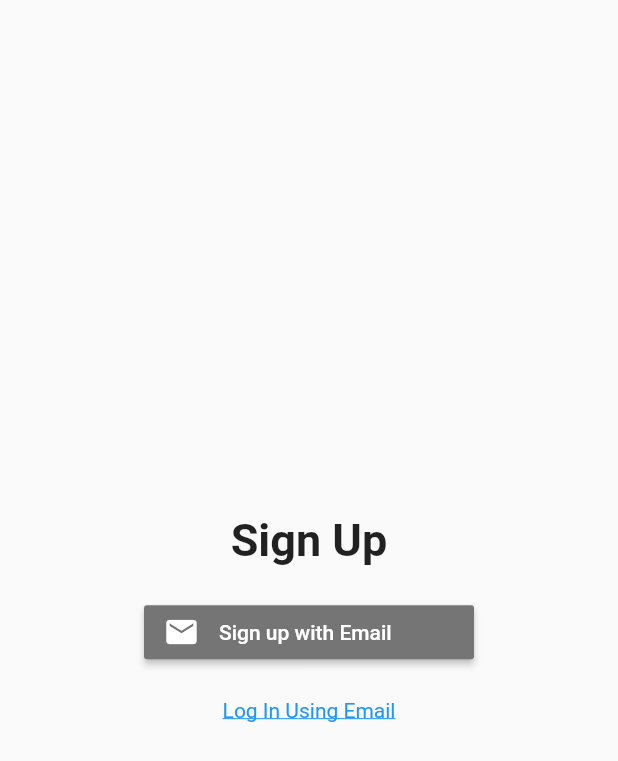
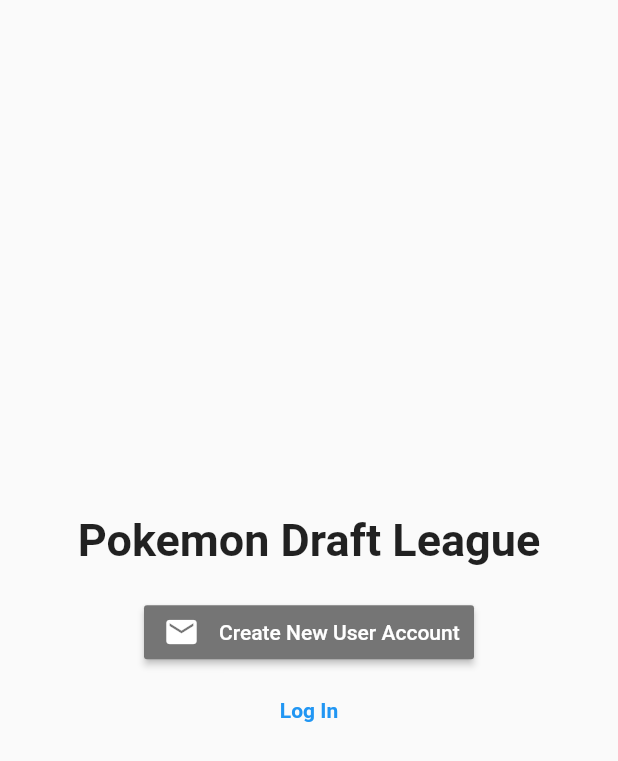
Before and after one commit to IrvinDelgado/pokemon-league, a Flutter app: the screen it shows after launch, on a phone screen of 412 x 824 dp. Shown: the top 761 px of the screen. Run offline on Flutter 3.47's test engine with Material 2 defaults, Android fonts, the phone set to English and light mode, and no system bars; our stand-ins replace cloud_firestore, firebase_auth, firebase_core, flutter_signin_button, splashscreen; accounts and stored records are empty.

Commit message:
cleaned logins/home

```diff
--- a/lib/components/api.dart
+++ b/lib/components/api.dart
@@ -17,18 +17,18 @@ FirebaseAuth firebaseAuth = FirebaseAuth.instance;
 void createUser(userUID, showDownUserName, context) {
   firestoreInstance.collection("users").doc(userUID).set({
     "losses": 0,
-    "pokemonTeam": [],
     "showDownUserName": showDownUserName,
     "teamName": showDownUserName,
     "wins": 0,
     "leaguesIn": [],
     "leaguesCreated": [],
     "leagueActive": "",
+    "imageUrl": "",
   }).then((res) {
     Navigator.pushReplacement(
         context,
         MaterialPageRoute(
-          builder: (context) => HomePage(uid: userUID),
+          builder: (context) => HomePage(uid: ""),
         ));
   });
 }
@@ -57,6 +57,7 @@ void createLeague(leagueName, passcode) {
     "name": leagueName,
     "passcode": passcode,
     "creator": firebaseAuth.currentUser.uid,
+    "users": [],
     "creatingMode": 1,
   }).then((value) => addLeagueToUser(value.id, "leaguesCreated"));
 }
--- a/lib/screens/home.dart
+++ b/lib/screens/home.dart
@@ -26,6 +26,13 @@ class _HomePageState extends State<HomePage> {
   }
 
   Widget _homeBody(leagueUID) {
+    if (leagueUID == '') {
+      return new Container(
+        child: Center(
+          child: Text('No League is Active'),
+        ),
+      );
+    }
     return new FutureBuilder(
       future: getLeagueData(leagueUID),
       builder: (context, snapshot) {
@@ -50,7 +57,10 @@ class _HomePageState extends State<HomePage> {
     return SingleChildScrollView(
       child: Center(
         child: Column(
-          children: <Widget>[_showLeagueInfo(league), _activateLeague()],
+          children: [
+            _showLeagueInfo(league),
+            _activateLeague(),
+          ],
         ),
       ),
     );
@@ -72,7 +82,8 @@ class _HomePageState extends State<HomePage> {
                   title: Text('Name of league: ${league.name}'),
                 ),
                 new ListTile(
-                  title: Text('There are ${league.name} players in the league'),
+                  leading: Icon(Icons.group),
+                  title: Text('${league.users.length}'),
                 ),
               ],
             ),
@@ -96,7 +107,7 @@ class _HomePageState extends State<HomePage> {
               children: <Widget>[
                 const ListTile(
                   leading: Icon(Icons.add_circle_outline_outlined),
-                  title: Text('Activate League?'),
+                  title: Text('Activate League'),
                 ),
               ],
             ),
--- a/lib/screens/intro_screen.dart
+++ b/lib/screens/intro_screen.dart
@@ -1,6 +1,5 @@
 import 'package:firebase_auth/firebase_auth.dart';
 import 'package:flutter/material.dart';
-import 'package:pokemon_league/screens/leagues.dart';
 import 'package:splashscreen/splashscreen.dart';
 
 import 'package:pokemon_league/components/api.dart';
@@ -21,7 +20,7 @@ class _IntroScreenState extends State<IntroScreen> {
     if (result != null) {
       LeagueUser user = await getUserData(result.uid);
       if (user.leagueActive == '') {
-        return Future.value(LeagueList());
+        return Future.value(HomePage(uid: ""));
       }
       return Future.value(HomePage(uid: user.leagueActive));
     } else {
--- a/lib/screens/signup_login.dart
+++ b/lib/screens/signup_login.dart
@@ -14,38 +14,45 @@ class SignUp extends StatelessWidget {
           children: <Widget>[
             Padding(
               padding: EdgeInsets.all(10.0),
-              child: Text("Sign Up",
+              child: Text(
+                "Pokemon Draft League",
                 style: TextStyle(
                     fontWeight: FontWeight.bold,
                     fontSize: 30,
-                      fontFamily: 'Roboto')),
+                    fontFamily: 'Roboto'),
+              ),
             ),
             Padding(
               padding: EdgeInsets.all(10.0),
               child: SignInButton(
                 Buttons.Email,
-                  text: "Sign up with Email",
+                text: "Create New User Account",
                 onPressed: () {
                   Navigator.push(
                     context,
                     MaterialPageRoute(builder: (context) => EmailSignUp()),
                   );
                 },
-                )),
+              ),
+            ),
             Padding(
               padding: EdgeInsets.all(10.0),
               child: GestureDetector(
-                    child: Text("Log In Using Email",
+                  child: Text(
+                    "Log In",
                     style: TextStyle(
-                            decoration: TextDecoration.underline,
-                            color: Colors.blue)),
+                        color: Colors.blue, fontWeight: FontWeight.bold),
+                  ),
                   onTap: () {
                     Navigator.push(
                       context,
                       MaterialPageRoute(builder: (context) => EmailLogin()),
                     );
-                    }))
-          ]),
-    ));
+                  }),
+            )
+          ],
+        ),
+      ),
+    );
   }
 }
```
Also changed, not shown: lib/login_options/email_login.dart (+15 -7 lines), lib/login_options/email_signup.dart (+4 -16 lines), lib/models/objects.dart (+4 -4 lines). Lines whose indentation alone changed are shown as unchanged.
